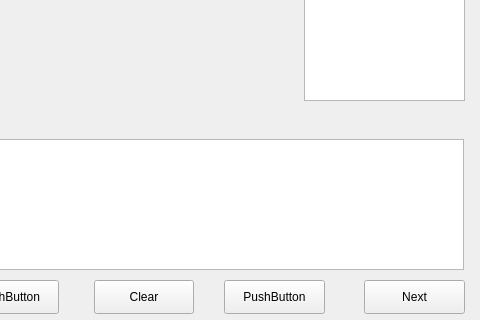
Qt form QuestionFrame.ui (VGisHere/MCQ_Test_GUI) before a commit; both pictures show x 186 to 666 and y 280 to 600 of the 666 by 600 pixel window.
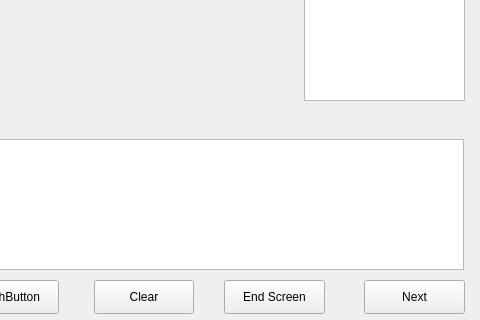
The same form after that commit.

What changed in the file:
```diff
--- a/QuestionFrame.ui
+++ b/QuestionFrame.ui
@@ -257,7 +257,7 @@
     </rect>
    </property>
    <property name="text">
-    <string>PushButton</string>
+    <string>End Screen</string>
    </property>
   </widget>
   <widget class="QPushButton" name="pushButton_5">
```
